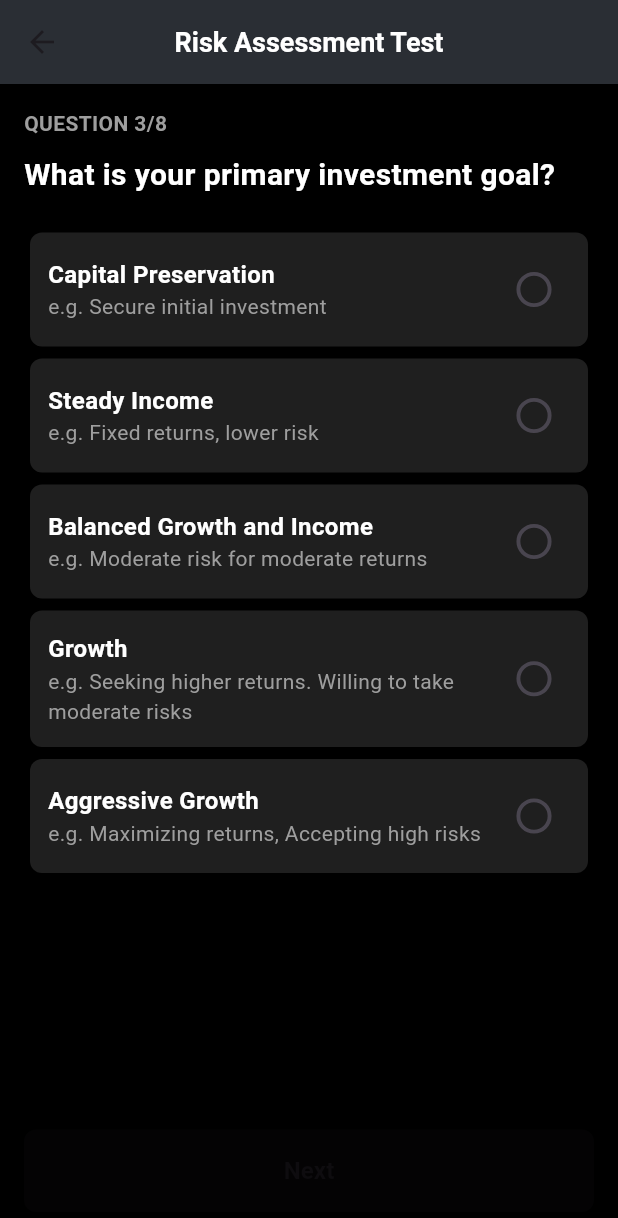
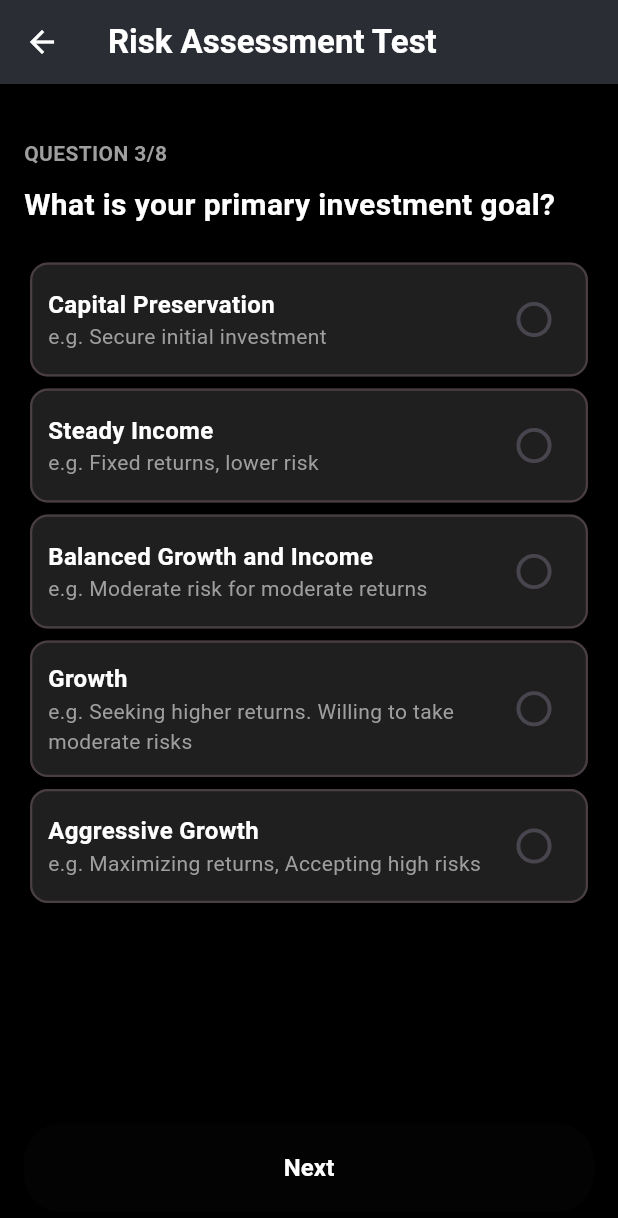
Before and after one commit to Paul-sharon/Funds-Genie, a Flutter app: the screen it shows after launch, on a phone screen of 412 x 824 dp. Shown: the top 1218 px of the screen. Run offline on Flutter 3.47's test engine with Material 3 defaults, Android fonts, the phone set to English and light mode, and no system bars; our stand-ins replace fl_chart.

Commit message:
Risk Assessment-1 UI designX Completed

```diff
--- a/lib/RiskAssessment/Riskassessment1.dart
+++ b/lib/RiskAssessment/Riskassessment1.dart
@@ -28,19 +28,28 @@ class _RiskAssessmentScreenState extends State<RiskAssessmentScreen> {
   Widget build(BuildContext context) {
     return Scaffold(
       appBar: AppBar(
-        backgroundColor: Color(0xFF2A2E34),
+        backgroundColor: const Color(0xFF2A2E34), // Black app bar background
+        leading: IconButton(
+          icon: const Icon(Icons.arrow_back, color: Colors.white),
+          onPressed: () {
+            // Navigate back to the previous screen
+            Navigator.pop(context);
+          },
+        ),
         title: const Text(
           'Risk Assessment Test',
-          style: TextStyle(fontSize: 18, fontWeight: FontWeight.bold,color: Colors.white),
+          style: TextStyle(
+            color: Colors.white,
+            fontWeight: FontWeight.bold,
+          ),
         ),
-        centerTitle: true,
-        leading: const Icon(Icons.arrow_back),
       ),
       body: Padding(
         padding: const EdgeInsets.all(16.0),
         child: Column(
           crossAxisAlignment: CrossAxisAlignment.start,
           children: [
+            const SizedBox(height: 20),
             // Question Header
             const Text(
               'QUESTION 3/8',
@@ -113,14 +122,14 @@ class _RiskAssessmentScreenState extends State<RiskAssessmentScreen> {
                   backgroundColor: selectedOption != null
                       ? Colors.teal
                       : Colors.grey,
-                  padding: const EdgeInsets.symmetric(vertical: 16),
+                  padding: const EdgeInsets.symmetric(vertical: 18),
                   shape: RoundedRectangleBorder(
-                    borderRadius: BorderRadius.circular(8),
+                    borderRadius: BorderRadius.circular(25),
                   ),
                 ),
                 child: const Text(
                   'Next',
-                  style: TextStyle(fontSize: 16, fontWeight: FontWeight.bold),
+                  style: TextStyle(fontSize: 16, fontWeight: FontWeight.bold,color: Colors.white),
                 ),
               ),
             ),
@@ -136,8 +145,15 @@ class _RiskAssessmentScreenState extends State<RiskAssessmentScreen> {
       color: selectedOption == title
           ? Colors.teal // Change to cyan when selected
           : const Color(0xFF1F1F1F), // Default background color
-      shape: RoundedRectangleBorder(borderRadius: BorderRadius.circular(8)),
+      shape: RoundedRectangleBorder(
+        borderRadius: BorderRadius.circular(12), // Rounded corners
+        side: BorderSide(
+          color: Color(0xFF4A3E45),// Grey border color
+          width: 1.5, // Border width
+        ),
+      ),
       child: InkWell(
+        borderRadius: BorderRadius.circular(12), // Ensures ripple effect respects corners
         onTap: () {
           setState(() {
             selectedOption = title; // Set the selected option on tap
@@ -182,7 +198,7 @@ class _RiskAssessmentScreenState extends State<RiskAssessmentScreen> {
                   groupValue: selectedOption,
                   onChanged: (value) {
                     setState(() {
-                      selectedOption = value;
+                      selectedOption = value!;
                     });
                   },
                   activeColor: Colors.white,
@@ -194,4 +210,5 @@ class _RiskAssessmentScreenState extends State<RiskAssessmentScreen> {
       ),
     );
   }
+
 }
```
